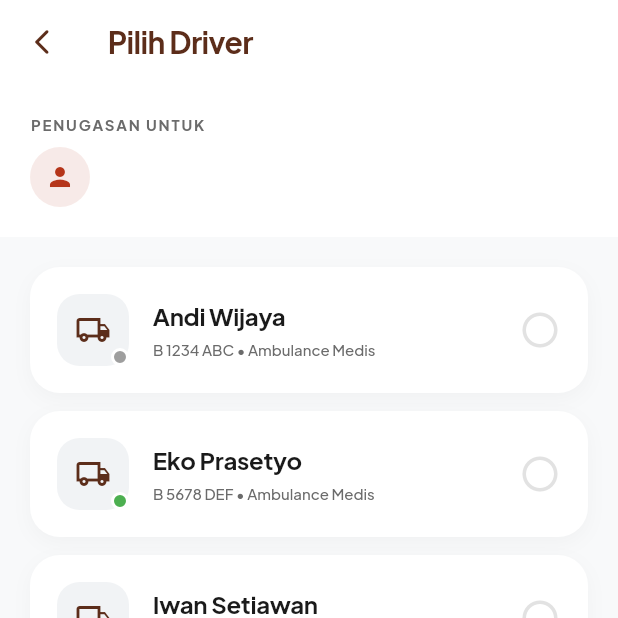
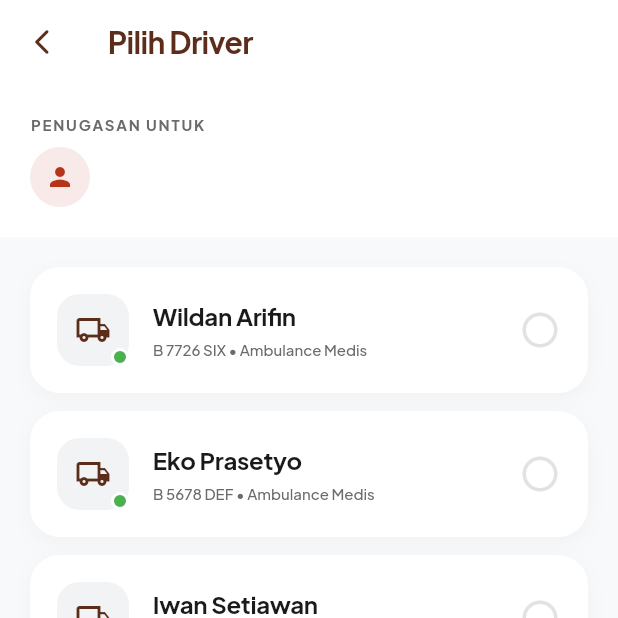
Before and after one commit to 101-toyota-team/resqlink-provider, a Flutter app: the AssignDriverScreen screen opened directly with empty values, on a phone screen of 412 x 824 dp, the top half of it. Run offline on Flutter 3.47's test engine with Material 3 defaults, Android fonts, the phone set to English and light mode, and no system bars; our stand-ins replace flutter_dotenv, google_fonts, supabase_flutter; accounts and stored records are empty.

Commit message:
feat: now able to assign by ambulance id

```diff
--- a/lib/models/driver.dart
+++ b/lib/models/driver.dart
@@ -3,6 +3,7 @@ class Driver {
   final String name;
   final String phoneNumber;
   final String ambulancePlate;
+  final String ambulanceId;
   final bool isAvailable;
   final String ambulanceType;
 
@@ -11,6 +12,7 @@ class Driver {
     required this.name,
     required this.phoneNumber,
     required this.ambulancePlate,
+    required this.ambulanceId,
     required this.isAvailable,
     required this.ambulanceType,
   });
@@ -18,11 +20,12 @@ class Driver {
 
 final List<Driver> dummyDrivers = [
   Driver(
-    id: 'DRV001',
-    name: 'Andi Wijaya',
-    phoneNumber: '081234567890',
-    ambulancePlate: 'B 1234 ABC',
-    isAvailable: false,
+    id: '7ee455c9-dabb-42ac-ad1c-25e993d97283',
+    name: 'Wildan Arifin',
+    phoneNumber: '08111111111',
+    ambulancePlate: 'B 7726 SIX',
+    ambulanceId: "a3daf71c-ff1a-4a13-a63e-1bb71eb676c5",
+    isAvailable: true,
     ambulanceType: 'Ambulance Medis',
   ),
   Driver(
@@ -30,6 +33,7 @@ final List<Driver> dummyDrivers = [
     name: 'Eko Prasetyo',
     phoneNumber: '081234567891',
     ambulancePlate: 'B 5678 DEF',
+    ambulanceId: "idabc",
     isAvailable: true,
     ambulanceType: 'Ambulance Medis',
   ),
@@ -38,6 +42,7 @@ final List<Driver> dummyDrivers = [
     name: 'Iwan Setiawan',
     phoneNumber: '081234567892',
     ambulancePlate: 'B 9012 GHI',
+    ambulanceId: "iddef",
     isAvailable: true,
     ambulanceType: 'Ambulance Sosial',
   ),
@@ -46,6 +51,7 @@ final List<Driver> dummyDrivers = [
     name: 'Rudi Hermawan',
     phoneNumber: '081234567893',
     ambulancePlate: 'B 3456 JKL',
+    ambulanceId: "idghi",
     isAvailable: true,
     ambulanceType: 'Ambulance Jenazah',
   ),
--- a/lib/screens/assign_driver_screen.dart
+++ b/lib/screens/assign_driver_screen.dart
@@ -21,7 +21,7 @@ class _AssignDriverScreenState extends State<AssignDriverScreen> {
     final availableDrivers = dummyDrivers.where((driver) {
       final type = driver.ambulanceType.toLowerCase();
       final target = widget.booking.bookingType.toLowerCase();
-      return type.contains(target);
+      return type.contains(target) && driver.isAvailable == true;
     }).toList();
 
     return Scaffold(
@@ -205,7 +205,14 @@ class _AssignDriverScreenState extends State<AssignDriverScreen> {
                 child: ElevatedButton(
                   onPressed: selectedDriverId == null
                       ? null
-                      : () => Navigator.pop(context, selectedDriverId),
+                      : () {
+                          final selectedDriver = availableDrivers.firstWhere((d) => d.id == selectedDriverId);
+
+                          Navigator.pop(context, {
+                            'driverId': selectedDriver.id,
+                            'ambulanceId': selectedDriver.ambulanceId,
+                          });
+                        },
                   style: ElevatedButton.styleFrom(
                     backgroundColor: C.red,
                     foregroundColor: Colors.white,
```
Also changed, not shown: lib/screens/provider_home_screen.dart (+16 -6 lines). Lines whose indentation alone changed are shown as unchanged.
